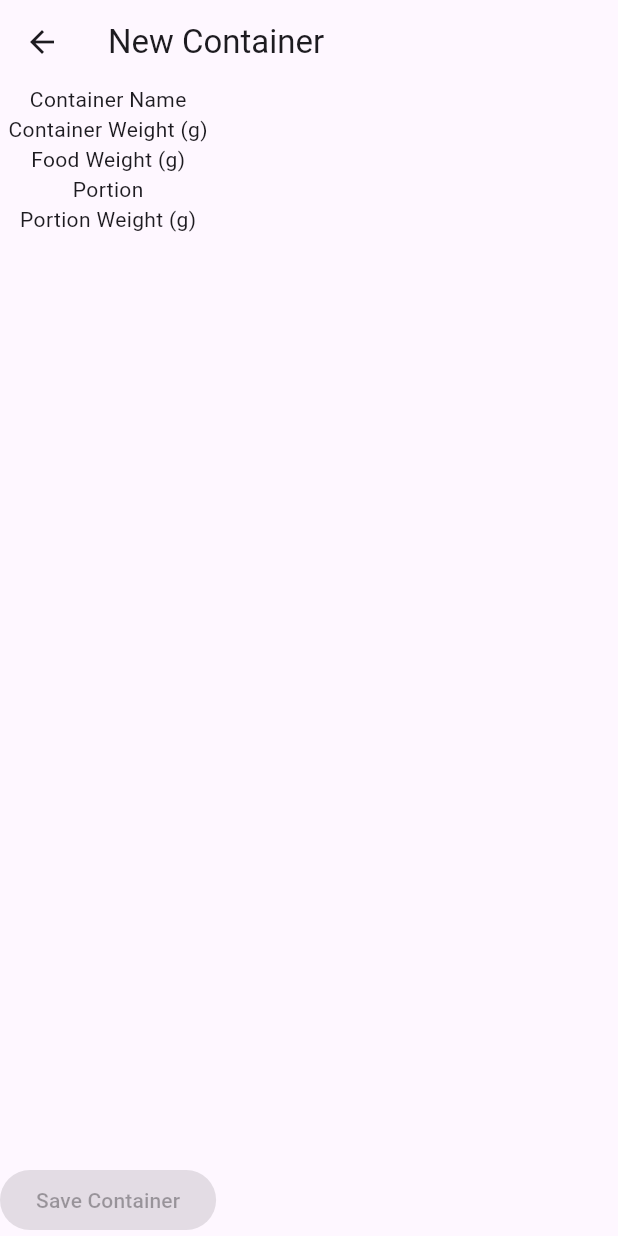
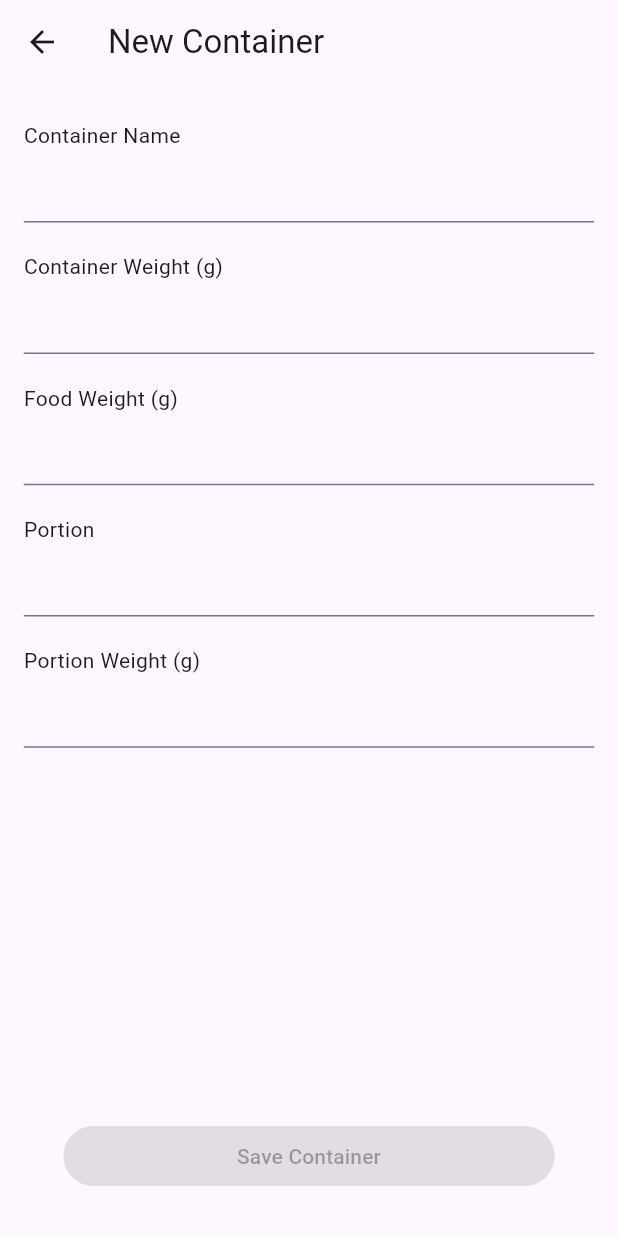
Before and after one commit to dorex96/flutter_app_cibo, a Flutter app: the screen it shows after launch, after a tap on the "add" icon, on a phone screen of 412 x 824 dp. Run offline on Flutter 3.47's test engine with Material 3 defaults, Android fonts, the phone set to English and light mode, and no system bars; our stand-ins replace bloc, flutter_bloc, flutter_screenutil, go_router.

Commit message:
Schermata dettaglio contenitore Scheletro pagina

```diff
--- a/lib/screens/dettaglio_contenitore_frigo_screen.dart
+++ b/lib/screens/dettaglio_contenitore_frigo_screen.dart
@@ -1,7 +1,12 @@
 import 'package:flutter/material.dart';
+import 'package:flutter_screenutil/flutter_screenutil.dart';
 
 import '../l10n/app_localizations.dart';
+import '../widgets/input_dettaglio_contenitore_widget.dart';
 
+/// A screen that displays the details of a refrigerator container.
+///
+/// The [idContenitore] parameter specifies the unique identifier of the container.
 class DettaglioContenitoreFrigoScreen extends StatelessWidget {
   const DettaglioContenitoreFrigoScreen({
     super.key,
@@ -17,23 +22,46 @@ class DettaglioContenitoreFrigoScreen extends StatelessWidget {
     return Scaffold(
       appBar: AppBar(title: Text(appLoc.containerDetailNewTitle)),
       body: Column(
+        mainAxisAlignment: MainAxisAlignment.start,
+        crossAxisAlignment: CrossAxisAlignment.start,
         children: [
           Expanded(
             child: SingleChildScrollView(
-              child: Column(
-                children: [
-                  Text(appLoc.containerDetailNameLabel),
-                  Text(appLoc.containerDetailContainerWeightLabel),
-                  Text(appLoc.containerDetailFoodWeightLabel),
-                  Text(appLoc.containerDetailPortionLabel),
-                  Text(appLoc.containerDetailPortionWeightLabel),
-                ],
+              child: Padding(
+                padding: EdgeInsets.only(left: 15.w, right: 15.w, top: 25.h),
+                child: Column(
+                  mainAxisAlignment: MainAxisAlignment.start,
+                  crossAxisAlignment: CrossAxisAlignment.start,
+                  children: [
+                    InputDettaglioContenitoreWidget(
+                      label: appLoc.containerDetailNameLabel,
+                    ),
+                    InputDettaglioContenitoreWidget(
+                      label: appLoc.containerDetailContainerWeightLabel,
+                    ),
+                    InputDettaglioContenitoreWidget(
+                      label: appLoc.containerDetailFoodWeightLabel,
+                    ),
+                    InputDettaglioContenitoreWidget(
+                      label: appLoc.containerDetailPortionLabel,
+                    ),
+                    InputDettaglioContenitoreWidget(
+                      label: appLoc.containerDetailPortionWeightLabel,
+                    ),
+                  ],
+                ),
               ),
             ),
           ),
-          ElevatedButton(
-            onPressed: null,
-            child: Text(appLoc.containerDetailSaveButton),
+          Padding(
+            padding: EdgeInsets.symmetric(horizontal: 40.w, vertical: 30.h),
+            child: SizedBox(
+              width: double.maxFinite,
+              child: ElevatedButton(
+                onPressed: null,
+                child: Text(appLoc.containerDetailSaveButton),
+              ),
+            ),
           ),
         ],
       ),
--- /dev/null
+++ b/lib/widgets/input_dettaglio_contenitore_widget.dart
@@ -0,0 +1,31 @@
+import 'package:flutter/material.dart';
+import 'package:flutter_screenutil/flutter_screenutil.dart';
+
+/// A widget that displays a labeled input field for container details.
+///
+/// The [label] parameter specifies the text label for the input field.
+class InputDettaglioContenitoreWidget extends StatefulWidget {
+  const InputDettaglioContenitoreWidget({super.key, required this.label});
+
+  final String label;
+
+  @override
+  State<InputDettaglioContenitoreWidget> createState() =>
+      _InputDettaglioContenitoreWidgetState();
+}
+
+class _InputDettaglioContenitoreWidgetState
+    extends State<InputDettaglioContenitoreWidget> {
+  @override
+  Widget build(BuildContext context) {
+    return Column(
+      mainAxisAlignment: MainAxisAlignment.start,
+      crossAxisAlignment: CrossAxisAlignment.start,
+      children: [
+        Text(widget.label),
+        TextField(),
+        SizedBox(height: 20.h),
+      ],
+    );
+  }
+}
```
